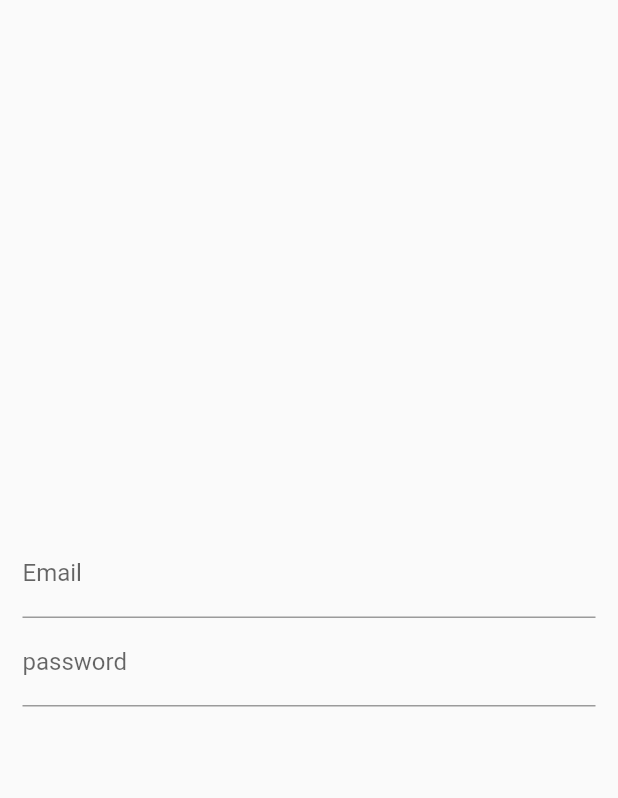
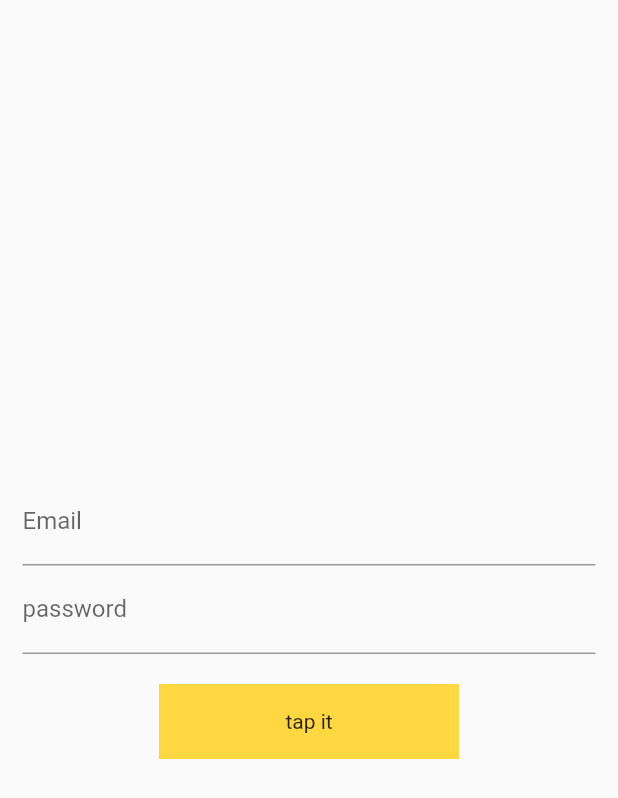
Before and after one commit to DevStack06/Flutter-App-Demo, a Flutter app: the screen it shows after launch, on a phone screen of 412 x 824 dp. Shown: the top 798 px of the screen. Run offline on Flutter 3.47's test engine with Material 2 defaults, Android fonts, the light colour scheme and no system bars.

Commit message:
functional components

```diff
--- a/Flutter+Express+MongoDB/tutorial/lib/Screen/Login.dart
+++ b/Flutter+Express+MongoDB/tutorial/lib/Screen/Login.dart
@@ -9,6 +9,9 @@ class Login extends StatefulWidget {
 class _LoginState extends State<Login> {
   @override
   Widget build(BuildContext context) {
+    TextEditingController email = TextEditingController();
+    TextEditingController password = TextEditingController();
+
     return Scaffold(
       body: Container(
         padding: EdgeInsets.symmetric(horizontal: 15),
@@ -16,14 +19,31 @@ class _LoginState extends State<Login> {
           mainAxisAlignment: MainAxisAlignment.center,
           // crossAxisAlignment: CrossAxisAlignment.center,
           children: [
-            InputField(
-              labetext: "Email",
-              hintext: "balram",
+            inputField(
+              "Email",
+              "balram",
+              email,
             ),
-            InputField(
-              labetext: "password",
-              hintext: "password",
+            inputField(
+              "password",
+              "password",
+              password,
             ),
+            SizedBox(
+              height: 20,
+            ),
+            Container(
+              height: 50,
+              width: 200,
+              color: Colors.amberAccent,
+              child: InkWell(
+                onTap: () => {
+                  print(email.text),
+                  print(password.text),
+                },
+                child: Center(child: Text("tap it")),
+              ),
+            )
           ],
         ),
       ),
--- a/Flutter+Express+MongoDB/tutorial/lib/UI/InputFIeld.dart
+++ b/Flutter+Express+MongoDB/tutorial/lib/UI/InputFIeld.dart
@@ -1,15 +1,13 @@
-import "package:flutter/material.dart";
+import 'package:flutter/material.dart';
 
-class InputField extends StatelessWidget {
-  String labetext, hintext;
-  InputField({this.labetext, this.hintext});
-  @override
-  Widget build(Object context) {
-    return TextFormField(
-      decoration: InputDecoration(
-        labelText: this.labetext,
-        hintText: this.hintext,
-      ),
-    );
-  }
+Widget inputField(
+    String labeltext, String hinttext, TextEditingController controller) {
+  // String labeltext = labeltext;
+  return TextFormField(
+    controller: controller,
+    decoration: InputDecoration(
+      labelText: labeltext,
+      hintText: hinttext,
+    ),
+  );
 }
```
